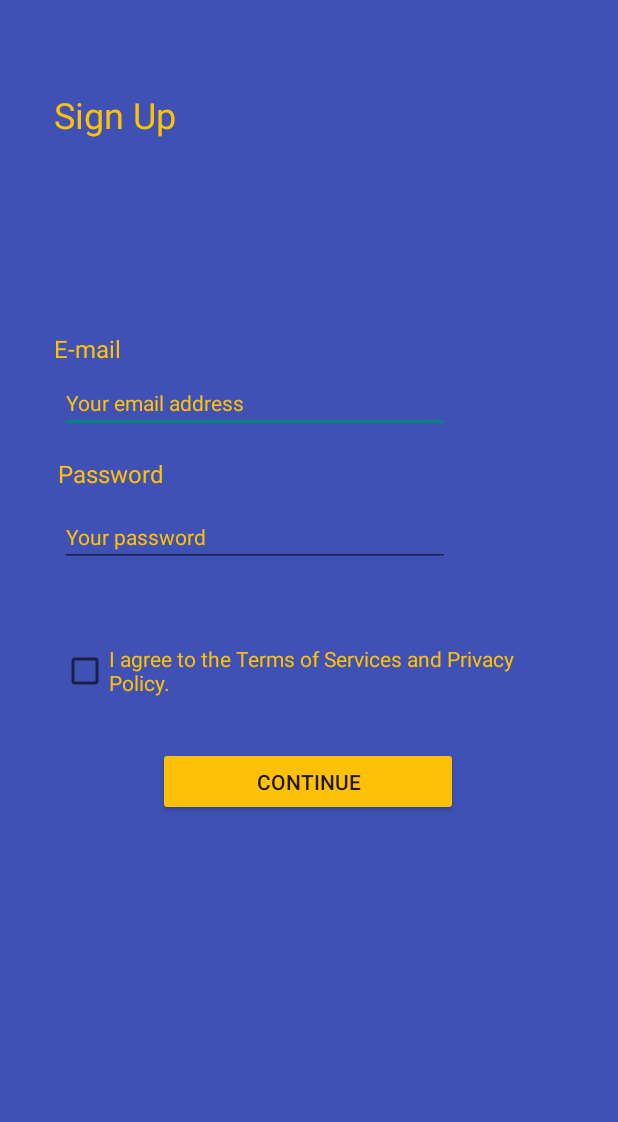
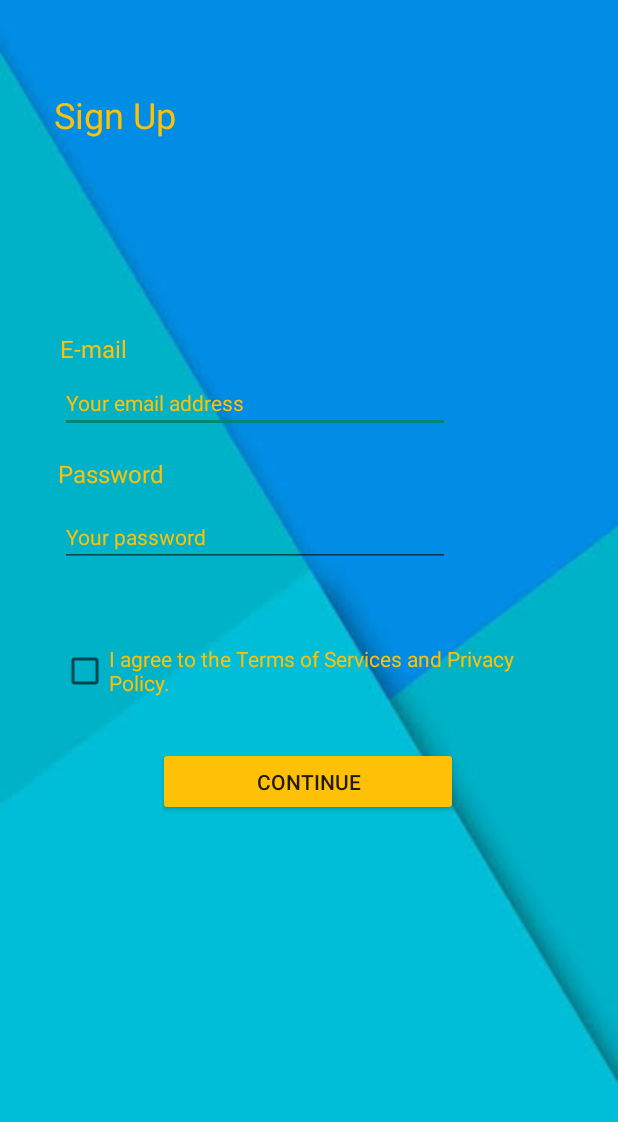
Before and after one commit to ErenOzen/Sprout, an Android app: the layout activity_signup.xml on its own in the app's theme, with its tools: preview values and no code run, on a phone screen of 412 x 824 dp. Shown: the top 1122 px of the screen. Run offline under Robolectric (Android 15) with nearby library versions, the phone set to English and light mode, and no system bars.

Commit message:
Parts are edited.

```diff
--- a/app/src/main/res/layout/activity_signup.xml
+++ b/app/src/main/res/layout/activity_signup.xml
@@ -4,7 +4,7 @@
     xmlns:tools="http://schemas.android.com/tools"
     android:layout_width="match_parent"
     android:layout_height="match_parent"
-    android:background="@color/background"
+    android:background="@drawable/background"
     tools:context=".Signup">
 
 
@@ -49,7 +49,7 @@
             android:textSize="16sp"
             app:layout_constraintBottom_toTopOf="@+id/hint_email"
             app:layout_constraintEnd_toEndOf="parent"
-        app:layout_constraintHorizontal_bias="0.098"
+            app:layout_constraintHorizontal_bias="0.108"
             app:layout_constraintStart_toStartOf="parent" />
 
         <TextView
@@ -83,7 +83,7 @@
             app:layout_constraintVertical_bias="0.908" />
 
         <Button
-        android:id="@+id/button"
+            android:id="@+id/signupBtn"
             android:layout_width="200dp"
             android:layout_height="46dp"
             android:layout_marginBottom="280dp"
@@ -103,7 +103,7 @@
             android:text="@string/sing_up_checkbox"
             android:textColor="@color/text"
             android:textColorHint="@color/text"
-        app:layout_constraintBottom_toTopOf="@+id/button"
+            app:layout_constraintBottom_toTopOf="@+id/signupBtn"
             app:layout_constraintEnd_toEndOf="parent"
             app:layout_constraintHorizontal_bias="0.493"
             app:layout_constraintStart_toStartOf="parent" />
```
Also changed, not shown: app/src/main/java/com/example/sprout/HomeScreen.java (added, +14 -0 lines), app/src/main/java/com/example/sprout/Signup.java (+10 -0 lines), app/src/main/res/layout/activity_home_screen.xml (added, +9 -0 lines), app/src/main/res/drawable/background.jpeg (added). Lines whose indentation alone changed are shown as unchanged.
